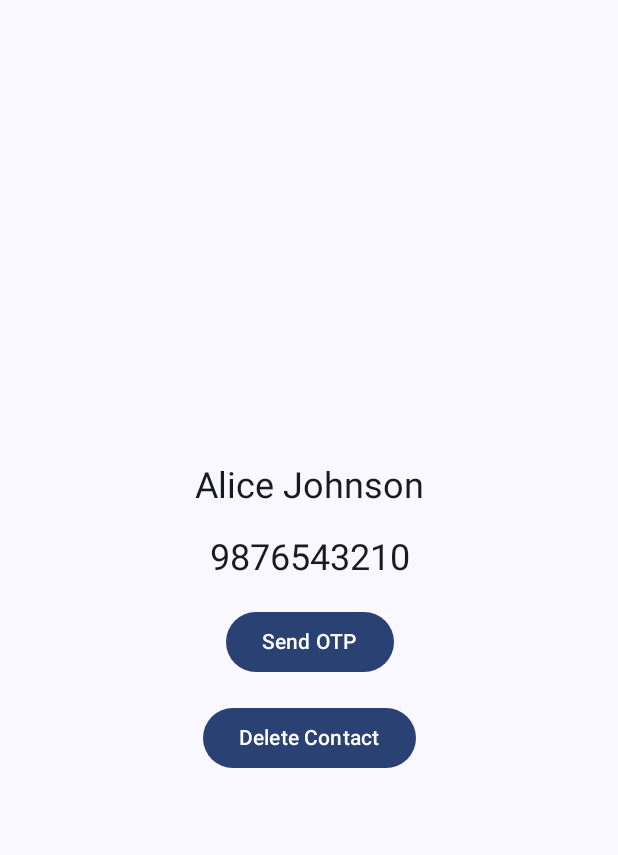
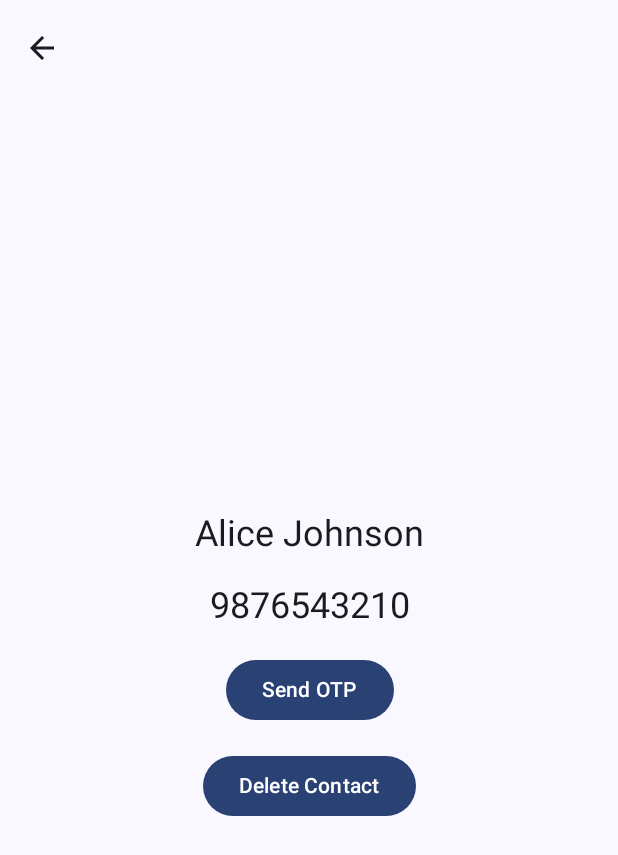
Before and after one commit to MansoorCM/OTP-Manager, an Android app built with Jetpack Compose: the screen it shows after launch (MainActivity), after a tap on an icon or button, on a phone screen of 412 x 824 dp. Shown: the top 855 px of the screen. Run offline under Robolectric (Android 15) with nearby library versions, the phone set to English and light mode, and no system bars; our stand-ins replace Room's generated code.

Commit message:
Added TopAppBar with a back button in ContactDetailScreen

```diff
--- a/app/src/main/java/com/example/otpmanager/ui/ContactDetailScreen.kt
+++ b/app/src/main/java/com/example/otpmanager/ui/ContactDetailScreen.kt
@@ -5,10 +5,18 @@ import androidx.compose.foundation.layout.Column
 import androidx.compose.foundation.layout.Spacer
 import androidx.compose.foundation.layout.fillMaxSize
 import androidx.compose.foundation.layout.height
+import androidx.compose.foundation.layout.padding
 import androidx.compose.foundation.layout.wrapContentSize
+import androidx.compose.material.icons.Icons
+import androidx.compose.material.icons.automirrored.filled.ArrowBack
 import androidx.compose.material3.Button
+import androidx.compose.material3.ExperimentalMaterial3Api
+import androidx.compose.material3.Icon
+import androidx.compose.material3.IconButton
 import androidx.compose.material3.MaterialTheme
+import androidx.compose.material3.Scaffold
 import androidx.compose.material3.Text
+import androidx.compose.material3.TopAppBar
 import androidx.compose.runtime.Composable
 import androidx.compose.runtime.LaunchedEffect
 import androidx.compose.runtime.collectAsState
@@ -21,6 +29,7 @@ import androidx.compose.ui.unit.dp
 import androidx.lifecycle.viewmodel.compose.viewModel
 import com.example.otpmanager.R
 
+@OptIn(ExperimentalMaterial3Api::class)
 @Composable
 fun ContactDetailScreen(
     contactId: Int,
@@ -32,12 +41,19 @@ fun ContactDetailScreen(
     }
     val uiState by viewModel.uiState.collectAsState()
     val contact = uiState.contact
+
+    Scaffold(topBar = {
+        TopAppBar(
+            {},
+            navigationIcon = { IconButton({}) { Icon(Icons.AutoMirrored.Filled.ArrowBack, "") } })
+    }) {
         Column(
             verticalArrangement = Arrangement.Center,
             horizontalAlignment = Alignment.CenterHorizontally,
             modifier = modifier
                 .fillMaxSize()
                 .wrapContentSize()
+                .padding(it)
         ) {
             Text(
                 "${contact.firstName} ${contact.lastName}",
@@ -55,6 +71,7 @@ fun ContactDetailScreen(
             }
         }
     }
+}
 
 @Preview(showSystemUi = true)
 @Composable
```
Lines whose indentation alone changed are shown as unchanged.
